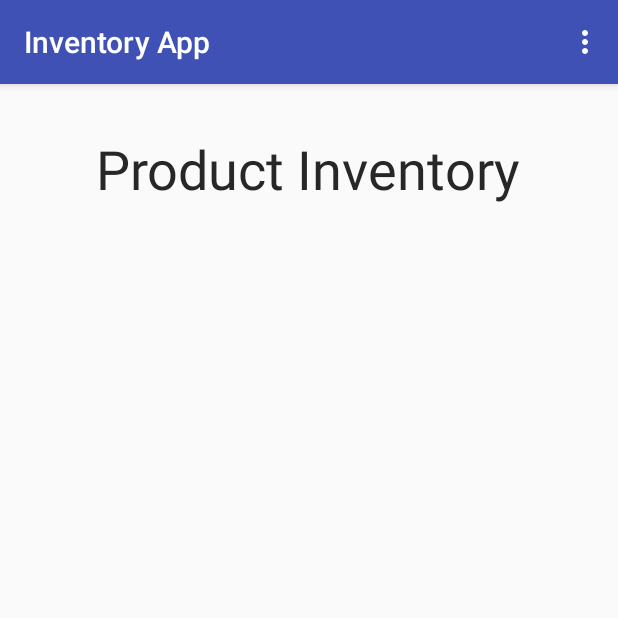
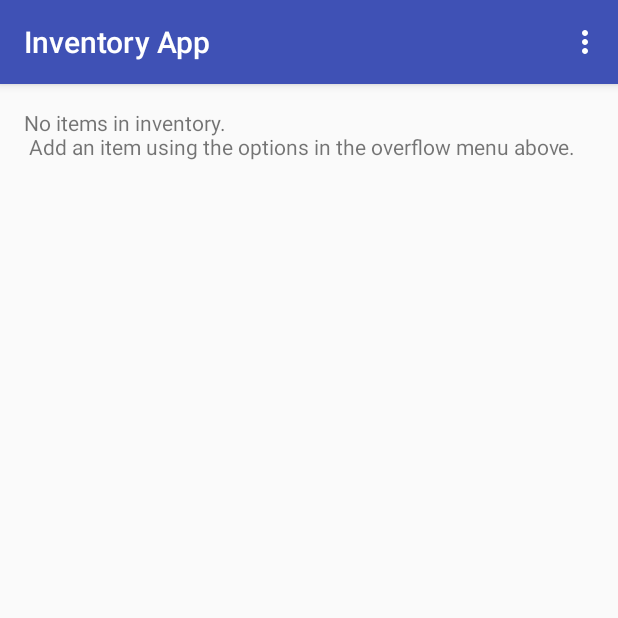
Before and after one commit to alejandra-gonzalez/InventoryApp, an Android app: the screen it shows after launch (MainActivity), on a phone screen of 412 x 824 dp, the top half of it. Run offline under Robolectric (Android 15) with nearby library versions, the phone set to English and light mode, and no system bars.

Commit message:
Empty View added

```diff
--- a/app/src/main/java/com/example/android/inventoryapp/MainActivity.java
+++ b/app/src/main/java/com/example/android/inventoryapp/MainActivity.java
@@ -31,6 +31,9 @@ public class MainActivity extends AppCompatActivity implements LoaderManager.Loa
         setContentView(R.layout.activity_main);
 
         ListView productList = findViewById(R.id.product_list);
+        View emptyView = findViewById(R.id.no_inventory);
+
+        productList.setEmptyView(emptyView);
         productCursorAdapter = new ProductCursorAdapter(this, null);
         productList.setAdapter(productCursorAdapter);
 
--- a/app/src/main/res/layout/activity_main.xml
+++ b/app/src/main/res/layout/activity_main.xml
@@ -7,20 +7,18 @@
     android:orientation="vertical"
     tools:context=".MainActivity">
 
-    <TextView
-        android:layout_width="wrap_content"
-        android:layout_height="wrap_content"
-        android:layout_gravity="center_horizontal"
-        android:layout_marginBottom="8dp"
-        android:layout_marginTop="16dp"
-        android:text="@string/product_inventory"
-        android:textColor="#272727"
-        android:textSize="36sp" />
-
     <ListView
         android:id="@+id/product_list"
         android:layout_width="match_parent"
         android:layout_height="match_parent" />
 
+    <!-- For Empty View -->
+
+    <TextView
+        android:id="@+id/no_inventory"
+        android:layout_width="match_parent"
+        android:layout_height="match_parent"
+        android:text="@string/no_inventory"/>
+
 
 </LinearLayout>
--- a/app/src/main/res/values/strings.xml
+++ b/app/src/main/res/values/strings.xml
@@ -30,4 +30,6 @@
     <string name="out_of_stock_error">Product out of stock</string>
     <string name="sold_successfully">Product sold successfully</string>
     <string name="sold_unsuccessfully">Error with selling product</string>
+    <string name="no_inventory">No items in inventory. \n Add an item using the options in the
+        overflow menu above.</string>
 </resources>
```
Also changed, not shown: 1 other file.
